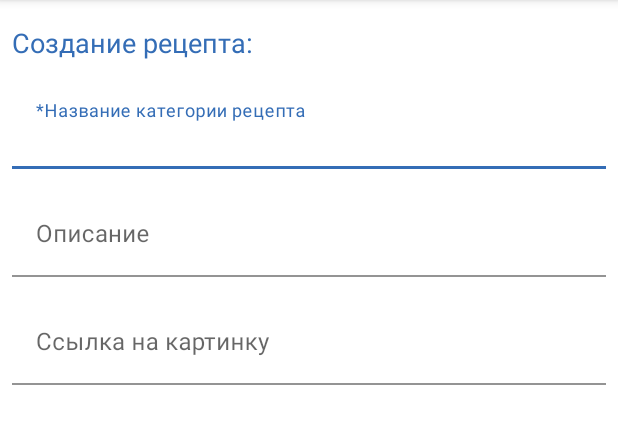
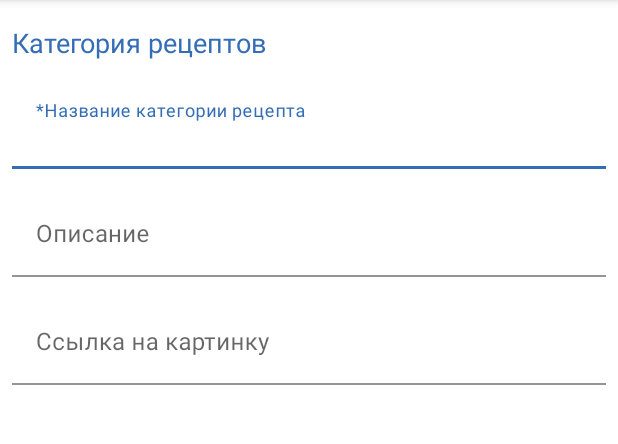
Before and after one commit to RENFERR/AndroidRecipeAPP, an Android app: the ActivityAdminRecipesCategory screen opened directly, with no data from a screen before it, on a phone screen of 412 x 824 dp, the part 84-528 px from its top. Run offline under Robolectric (Android 15) with nearby library versions, the phone set to English and light mode, and no system bars.

Commit message:
Первая релизная версия

```diff
--- a/app/build.gradle
+++ b/app/build.gradle
@@ -10,7 +10,7 @@ android {
 
     defaultConfig {
         applicationId "com.example.coursework"
-        minSdk 26
+        minSdk 24
         targetSdk 33
         versionCode 1
         versionName "1.0"
--- a/app/src/main/java/com/example/coursework/pages/authorization/LoginActivity.kt
+++ b/app/src/main/java/com/example/coursework/pages/authorization/LoginActivity.kt
@@ -17,7 +17,7 @@ class LoginActivity : AppCompatActivity() {
         super.onCreate(savedInstanceState)
         binding = ActivityLoginBinding.inflate(layoutInflater)
         setContentView(binding.root)
-//        deleteDatabase("main.db")
+
         binding.tvRegistration.setOnClickListener { transitions.goToRegistrationForm() }
         binding.btnLogin.setOnClickListener { authorization() }
     }
--- a/app/src/main/java/com/example/coursework/pages/popaps/adapters/AdapterPopupRecipes.kt
+++ b/app/src/main/java/com/example/coursework/pages/popaps/adapters/AdapterPopupRecipes.kt
@@ -12,6 +12,7 @@ import com.example.coursework.database.DatabaseRecipeMethods.getRecipeProductsBy
 import com.example.coursework.database.model.recipes.Recipe
 import com.example.coursework.databinding.ItemPopupRecipeBinding
 import com.example.coursework.helpers.InsertPictureIntoImageView.setImage
+import com.example.coursework.helpers.Transitions
 
 class AdapterPopupRecipes(private val recipeList: List<Recipe>): RecyclerView.Adapter<AdapterPopupRecipes.ViewHolder>() {
 
@@ -25,6 +26,7 @@ class AdapterPopupRecipes(private val recipeList: List<Recipe>): RecyclerView.Ad
             itemPopupRecipeTitle.text = recipe.recipeName
             itemPopupProductDescription.text = recipe.recipeDescription
             itemPopupProductCalories.text = "Калорийность: ${getRecipeCalories(recipe.recipeID)}"
+            cardViewItemPopUp.setOnClickListener { Transitions(contextView).goToRecipeInfo(recipe.recipeID) }
         }
 
         private fun getRecipeCalories(recipeID: String): Double {
--- a/app/src/main/res/layout/activity_admin_recipes_category.xml
+++ b/app/src/main/res/layout/activity_admin_recipes_category.xml
@@ -24,7 +24,7 @@
                 style="@style/report_item_title_h2"
                 android:layout_width="match_parent"
                 android:layout_height="match_parent"
-                android:text="Создание рецепта:" />
+                android:text="Категория рецептов" />
 
             <com.google.android.material.textfield.TextInputLayout
                 android:id="@+id/input_layout_recipe_category_name"
@@ -53,7 +53,7 @@
                     android:id="@+id/input_edit_text_product_category_description"
                     android:layout_width="match_parent"
                     android:layout_height="wrap_content"
-                    android:inputType="numberDecimal" />
+                    android:inputType="text" />
             </com.google.android.material.textfield.TextInputLayout>
 
             <com.google.android.material.textfield.TextInputLayout
--- a/app/src/main/res/layout/item_popup_recipe.xml
+++ b/app/src/main/res/layout/item_popup_recipe.xml
@@ -2,6 +2,7 @@
 <androidx.cardview.widget.CardView xmlns:android="http://schemas.android.com/apk/res/android"
     xmlns:app="http://schemas.android.com/apk/res-auto"
     xmlns:tools="http://schemas.android.com/tools"
+    android:id="@+id/cardViewItemPopUp"
     android:layout_width="match_parent"
     android:layout_height="wrap_content"
     android:layout_marginVertical="8dp"
```
